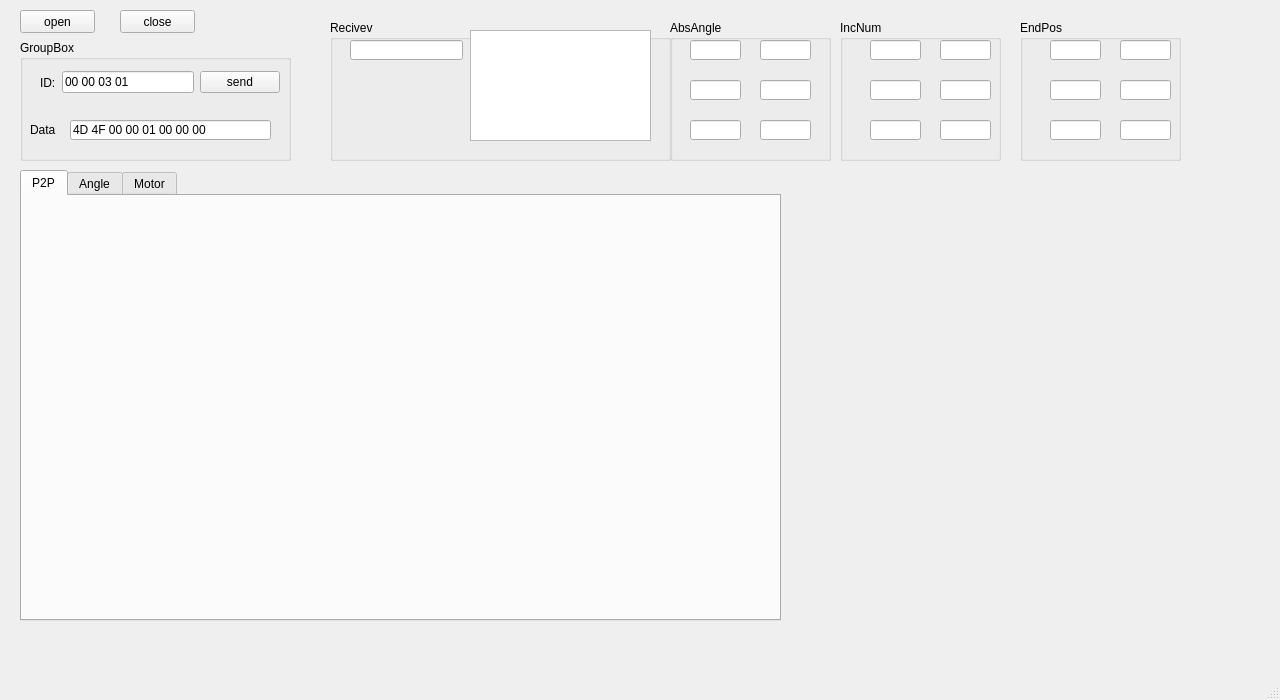
First picture: the form in view.ui, repository philyc/Manipulator_Controller, before the edit.
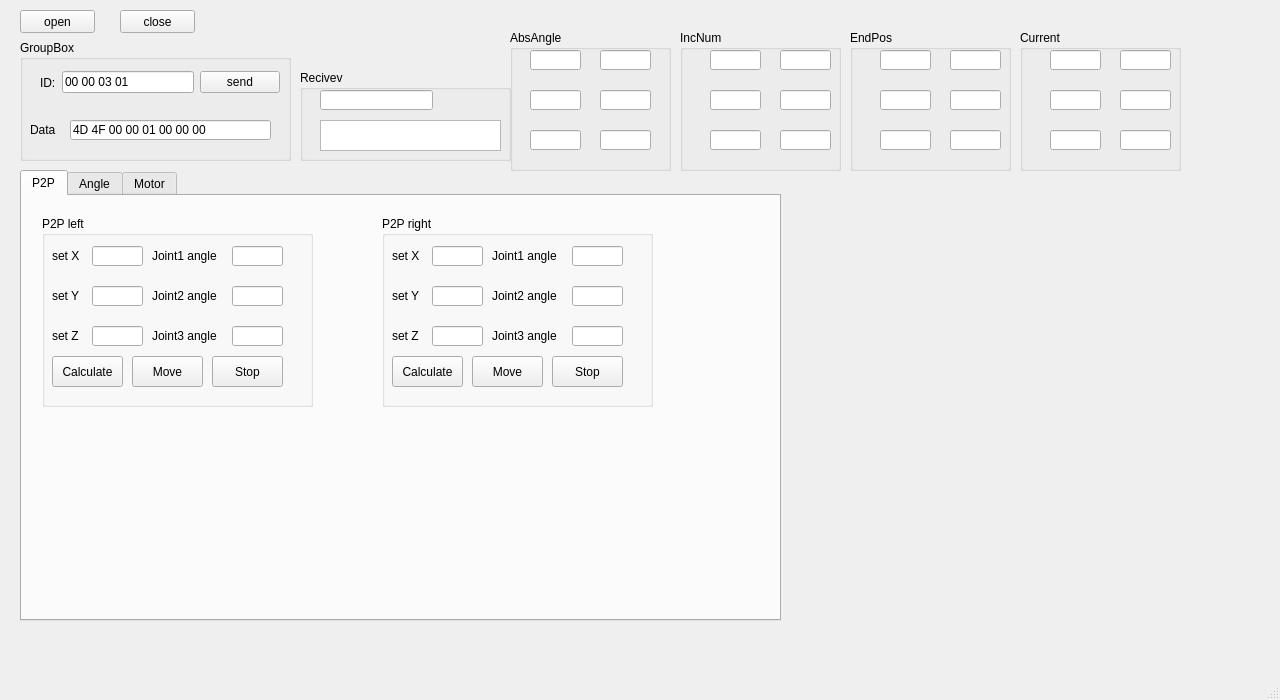
Second picture: the form after the edit. The open tabs and pages were chosen to show the change. Custom widgets are drawn as their Qt base class.

Diff of the .ui file:
```diff
--- a/view.ui
+++ b/view.ui
@@ -140,6 +140,386 @@
      <attribute name="title">
       <string>P2P</string>
      </attribute>
+     <widget class="QGroupBox" name="P2Pleft">
+      <property name="geometry">
+       <rect>
+        <x>20</x>
+        <y>20</y>
+        <width>271</width>
+        <height>191</height>
+       </rect>
+      </property>
+      <property name="title">
+       <string>P2P left</string>
+      </property>
+      <widget class="QLineEdit" name="edtLeftSetX">
+       <property name="geometry">
+        <rect>
+         <x>50</x>
+         <y>30</y>
+         <width>51</width>
+         <height>20</height>
+        </rect>
+       </property>
+      </widget>
+      <widget class="QLineEdit" name="edtLeftSetY">
+       <property name="geometry">
+        <rect>
+         <x>50</x>
+         <y>70</y>
+         <width>51</width>
+         <height>20</height>
+        </rect>
+       </property>
+      </widget>
+      <widget class="QLineEdit" name="edtLeftSetZ">
+       <property name="geometry">
+        <rect>
+         <x>50</x>
+         <y>110</y>
+         <width>51</width>
+         <height>20</height>
+        </rect>
+       </property>
+      </widget>
+      <widget class="QLineEdit" name="edtLeftCalcJoint1Angle">
+       <property name="geometry">
+        <rect>
+         <x>190</x>
+         <y>30</y>
+         <width>51</width>
+         <height>20</height>
+        </rect>
+       </property>
+      </widget>
+      <widget class="QLineEdit" name="edtLeftCalcJoint2Angle">
+       <property name="geometry">
+        <rect>
+         <x>190</x>
+         <y>70</y>
+         <width>51</width>
+         <height>20</height>
+        </rect>
+       </property>
+      </widget>
+      <widget class="QLineEdit" name="edtLeftCalcJoint3Angle">
+       <property name="geometry">
+        <rect>
+         <x>190</x>
+         <y>110</y>
+         <width>51</width>
+         <height>20</height>
+        </rect>
+       </property>
+      </widget>
+      <widget class="QLabel" name="labLeftSetX">
+       <property name="geometry">
+        <rect>
+         <x>10</x>
+         <y>30</y>
+         <width>31</width>
+         <height>20</height>
+        </rect>
+       </property>
+       <property name="text">
+        <string>set X</string>
+       </property>
+      </widget>
+      <widget class="QLabel" name="labLeftSetY">
+       <property name="geometry">
+        <rect>
+         <x>10</x>
+         <y>70</y>
+         <width>31</width>
+         <height>20</height>
+        </rect>
+       </property>
+       <property name="text">
+        <string>set Y</string>
+       </property>
+      </widget>
+      <widget class="QLabel" name="labLeftSetZ">
+       <property name="geometry">
+        <rect>
+         <x>10</x>
+         <y>110</y>
+         <width>31</width>
+         <height>20</height>
+        </rect>
+       </property>
+       <property name="text">
+        <string>set Z</string>
+       </property>
+      </widget>
+      <widget class="QPushButton" name="btnCalcRev">
+       <property name="geometry">
+        <rect>
+         <x>10</x>
+         <y>140</y>
+         <width>71</width>
+         <height>31</height>
+        </rect>
+       </property>
+       <property name="text">
+        <string>Calculate</string>
+       </property>
+      </widget>
+      <widget class="QLabel" name="labLeftCalcJoint1Angle">
+       <property name="geometry">
+        <rect>
+         <x>110</x>
+         <y>30</y>
+         <width>71</width>
+         <height>20</height>
+        </rect>
+       </property>
+       <property name="text">
+        <string>Joint1 angle</string>
+       </property>
+      </widget>
+      <widget class="QLabel" name="labLeftCalcJoint2Angle">
+       <property name="geometry">
+        <rect>
+         <x>110</x>
+         <y>70</y>
+         <width>71</width>
+         <height>20</height>
+        </rect>
+       </property>
+       <property name="text">
+        <string>Joint2 angle</string>
+       </property>
+      </widget>
+      <widget class="QLabel" name="labLeftCalcJoint3Angle">
+       <property name="geometry">
+        <rect>
+         <x>110</x>
+         <y>110</y>
+         <width>71</width>
+         <height>20</height>
+        </rect>
+       </property>
+       <property name="text">
+        <string>Joint3 angle</string>
+       </property>
+      </widget>
+      <widget class="QPushButton" name="btnP2PLeftMove">
+       <property name="geometry">
+        <rect>
+         <x>90</x>
+         <y>140</y>
+         <width>71</width>
+         <height>31</height>
+        </rect>
+       </property>
+       <property name="text">
+        <string>Move</string>
+       </property>
+      </widget>
+      <widget class="QPushButton" name="btnP2PLeftStop">
+       <property name="geometry">
+        <rect>
+         <x>170</x>
+         <y>140</y>
+         <width>71</width>
+         <height>31</height>
+        </rect>
+       </property>
+       <property name="text">
+        <string>Stop</string>
+       </property>
+      </widget>
+     </widget>
+     <widget class="QGroupBox" name="P2Pleft_2">
+      <property name="geometry">
+       <rect>
+        <x>360</x>
+        <y>20</y>
+        <width>271</width>
+        <height>191</height>
+       </rect>
+      </property>
+      <property name="title">
+       <string>P2P right</string>
+      </property>
+      <widget class="QLineEdit" name="edtLeftSetX_2">
+       <property name="geometry">
+        <rect>
+         <x>50</x>
+         <y>30</y>
+         <width>51</width>
+         <height>20</height>
+        </rect>
+       </property>
+      </widget>
+      <widget class="QLineEdit" name="edtLeftSetY_2">
+       <property name="geometry">
+        <rect>
+         <x>50</x>
+         <y>70</y>
+         <width>51</width>
+         <height>20</height>
+        </rect>
+       </property>
+      </widget>
+      <widget class="QLineEdit" name="edtLeftSetZ_2">
+       <property name="geometry">
+        <rect>
+         <x>50</x>
+         <y>110</y>
+         <width>51</width>
+         <height>20</height>
+        </rect>
+       </property>
+      </widget>
+      <widget class="QLineEdit" name="edtLeftCalcJoint1Angle_2">
+       <property name="geometry">
+        <rect>
+         <x>190</x>
+         <y>30</y>
+         <width>51</width>
+         <height>20</height>
+        </rect>
+       </property>
+      </widget>
+      <widget class="QLineEdit" name="edtLeftCalcJoint2Angle_2">
+       <property name="geometry">
+        <rect>
+         <x>190</x>
+         <y>70</y>
+         <width>51</width>
+         <height>20</height>
+        </rect>
+       </property>
+      </widget>
+      <widget class="QLineEdit" name="edtLeftCalcJoint3Angle_2">
+       <property name="geometry">
+        <rect>
+         <x>190</x>
+         <y>110</y>
+         <width>51</width>
+         <height>20</height>
+        </rect>
+       </property>
+      </widget>
+      <widget class="QLabel" name="labLeftSetX_2">
+       <property name="geometry">
+        <rect>
+         <x>10</x>
+         <y>30</y>
+         <width>31</width>
+         <height>20</height>
+        </rect>
+       </property>
+       <property name="text">
+        <string>set X</string>
+       </property>
+      </widget>
+      <widget class="QLabel" name="labLeftSetY_2">
+       <property name="geometry">
+        <rect>
+         <x>10</x>
+         <y>70</y>
+         <width>31</width>
+         <height>20</height>
+        </rect>
+       </property>
+       <property name="text">
+        <string>set Y</string>
+       </property>
+      </widget>
+      <widget class="QLabel" name="labLeftSetZ_2">
+       <property name="geometry">
+        <rect>
+         <x>10</x>
+         <y>110</y>
+         <width>31</width>
+         <height>20</height>
+        </rect>
+       </property>
+       <property name="text">
+        <string>set Z</string>
+       </property>
+      </widget>
+      <widget class="QPushButton" name="btnCalcRev_2">
+       <property name="geometry">
+        <rect>
+         <x>10</x>
+         <y>140</y>
+         <width>71</width>
+         <height>31</height>
+        </rect>
+       </property>
+       <property name="text">
+        <string>Calculate</string>
+       </property>
+      </widget>
+      <widget class="QLabel" name="labLeftCalcJoint1Angle_2">
+       <property name="geometry">
+        <rect>
+         <x>110</x>
+         <y>30</y>
+         <width>71</width>
+         <height>20</height>
+        </rect>
+       </property>
+       <property name="text">
+        <string>Joint1 angle</string>
+       </property>
+      </widget>
+      <widget class="QLabel" name="labLeftCalcJoint2Angle_2">
+       <property name="geometry">
+        <rect>
+         <x>110</x>
+         <y>70</y>
+         <width>71</width>
+         <height>20</height>
+        </rect>
+       </property>
+       <property name="text">
+        <string>Joint2 angle</string>
+       </property>
+      </widget>
+      <widget class="QLabel" name="labLeftCalcJoint3Angle_2">
+       <property name="geometry">
+        <rect>
+         <x>110</x>
+         <y>110</y>
+         <width>71</width>
+         <height>20</height>
+        </rect>
+       </property>
+       <property name="text">
+        <string>Joint3 angle</string>
+       </property>
+      </widget>
+      <widget class="QPushButton" name="btnP2PLeftMove_2">
+       <property name="geometry">
+        <rect>
+         <x>90</x>
+         <y>140</y>
+         <width>71</width>
+         <height>31</height>
+        </rect>
+       </property>
+       <property name="text">
+        <string>Move</string>
+       </property>
+      </widget>
+      <widget class="QPushButton" name="btnP2PLeftStop_2">
+       <property name="geometry">
+        <rect>
+         <x>170</x>
+         <y>140</y>
+         <width>71</width>
+         <height>31</height>
+        </rect>
+       </property>
+       <property name="text">
+        <string>Stop</string>
+       </property>
+      </widget>
+     </widget>
     </widget>
     <widget class="QWidget" name="tabAngle">
      <attribute name="title">
@@ -856,10 +1236,10 @@
    <widget class="QGroupBox" name="grpTest">
     <property name="geometry">
      <rect>
-      <x>330</x>
-      <y>20</y>
-      <width>341</width>
-      <height>141</height>
+      <x>300</x>
+      <y>70</y>
+      <width>211</width>
+      <height>91</height>
      </rect>
     </property>
     <property name="title">
@@ -878,10 +1258,10 @@
     <widget class="QTextEdit" name="edttest2">
      <property name="geometry">
       <rect>
-       <x>140</x>
-       <y>10</y>
+       <x>20</x>
+       <y>50</y>
        <width>181</width>
-       <height>111</height>
+       <height>31</height>
       </rect>
      </property>
     </widget>
@@ -949,8 +1329,8 @@
    <widget class="QGroupBox" name="grpAbsAngle">
     <property name="geometry">
      <rect>
-      <x>670</x>
-      <y>20</y>
+      <x>510</x>
+      <y>30</y>
       <width>161</width>
       <height>141</height>
      </rect>
@@ -1022,8 +1402,8 @@
    <widget class="QGroupBox" name="grpIncNum">
     <property name="geometry">
      <rect>
-      <x>840</x>
-      <y>20</y>
+      <x>680</x>
+      <y>30</y>
       <width>161</width>
       <height>141</height>
      </rect>
@@ -1095,8 +1475,8 @@
    <widget class="QGroupBox" name="grpIncNum_2">
     <property name="geometry">
      <rect>
-      <x>1020</x>
-      <y>20</y>
+      <x>850</x>
+      <y>30</y>
       <width>161</width>
       <height>141</height>
      </rect>
@@ -1165,6 +1545,79 @@
      </property>
     </widget>
    </widget>
+   <widget class="QGroupBox" name="grpIncNum_3">
+    <property name="geometry">
+     <rect>
+      <x>1020</x>
+      <y>30</y>
+      <width>161</width>
+      <height>141</height>
+     </rect>
+    </property>
+    <property name="title">
+     <string>Current</string>
+    </property>
+    <widget class="QLineEdit" name="edtMoter3Current">
+     <property name="geometry">
+      <rect>
+       <x>30</x>
+       <y>100</y>
+       <width>51</width>
+       <height>20</height>
+      </rect>
+     </property>
+    </widget>
+    <widget class="QLineEdit" name="edtMoter5Current">
+     <property name="geometry">
+      <rect>
+       <x>100</x>
+       <y>60</y>
+       <width>51</width>
+       <height>20</height>
+      </rect>
+     </property>
+    </widget>
+    <widget class="QLineEdit" name="edtMoter4Current">
+     <property name="geometry">
+      <rect>
+       <x>100</x>
+       <y>20</y>
+       <width>51</width>
+       <height>20</height>
+      </rect>
+     </property>
+    </widget>
+    <widget class="QLineEdit" name="edtMoter2Current">
+     <property name="geometry">
+      <rect>
+       <x>30</x>
+       <y>60</y>
+       <width>51</width>
+       <height>20</height>
+      </rect>
+     </property>
+    </widget>
+    <widget class="QLineEdit" name="edtMoter6Current">
+     <property name="geometry">
+      <rect>
+       <x>100</x>
+       <y>100</y>
+       <width>51</width>
+       <height>20</height>
+      </rect>
+     </property>
+    </widget>
+    <widget class="QLineEdit" name="edtMoter1Current">
+     <property name="geometry">
+      <rect>
+       <x>30</x>
+       <y>20</y>
+       <width>51</width>
+       <height>20</height>
+      </rect>
+     </property>
+    </widget>
+   </widget>
   </widget>
   <widget class="QMenuBar" name="menubar">
    <property name="geometry">
```
Left out of the diff: 4 changed lines with no effect on the pictures.
